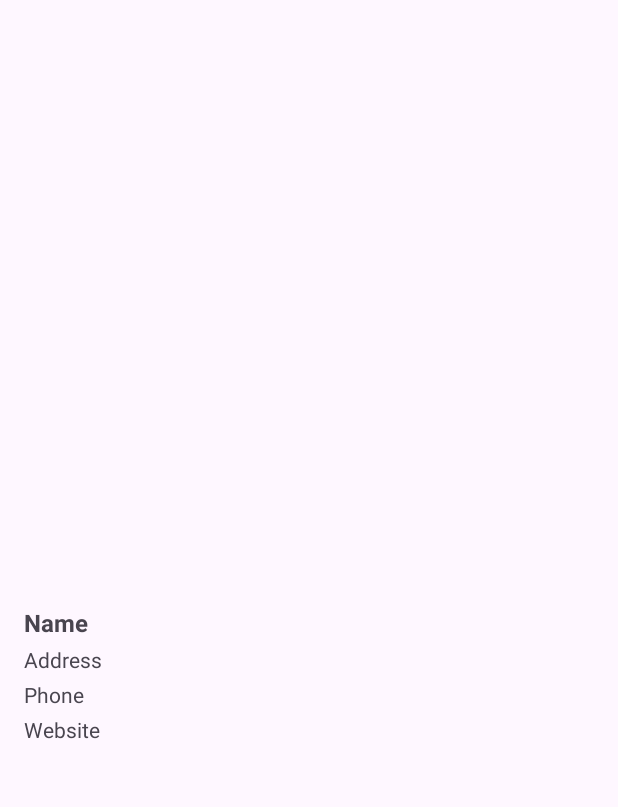
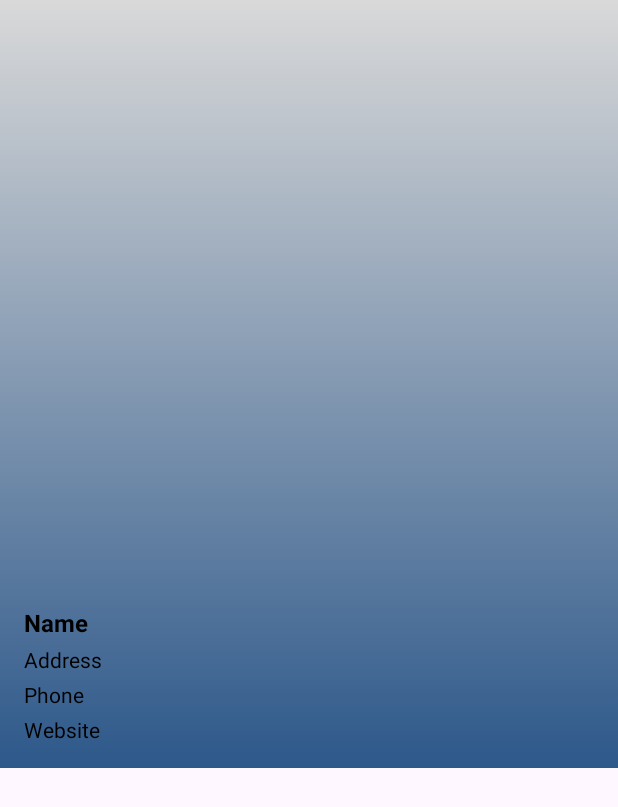
Before and after one commit to immonica/TravelApp, an Android app: the layout place_details_dialog.xml on its own in the app's theme, with its tools: preview values and no code run, on a phone screen of 412 x 824 dp. Shown: the top 807 px of the screen. Run offline under Robolectric (Android 15) with nearby library versions, the phone set to English and light mode, and no system bars.

Commit message:
New Popup dialog for a New trip

```diff
--- a/app/src/main/res/layout/place_details_dialog.xml
+++ b/app/src/main/res/layout/place_details_dialog.xml
@@ -4,6 +4,7 @@
     android:layout_width="match_parent"
     android:layout_height="wrap_content"
     android:orientation="vertical"
+    android:background="@drawable/gradient_background_popup"
     android:padding="16dp">
 
     <!-- Image View for Photo -->
@@ -22,6 +23,7 @@
         android:layout_height="wrap_content"
         android:layout_marginTop="8dp"
         android:text="Name"
+        android:textColor="@color/black"
         android:textSize="16sp"
         android:textStyle="bold" />
 
@@ -30,20 +32,23 @@
         android:layout_width="match_parent"
         android:layout_height="wrap_content"
         android:layout_marginTop="4dp"
-        android:text="Address" />
+        android:text="Address"
+        android:textColor="@color/black"/>
 
     <TextView
         android:id="@+id/place_phone_text_view"
         android:layout_width="match_parent"
         android:layout_height="wrap_content"
         android:layout_marginTop="4dp"
-        android:text="Phone" />
+        android:text="Phone"
+        android:textColor="@color/black"/>
 
     <TextView
         android:id="@+id/place_website_text_view"
         android:layout_width="match_parent"
         android:layout_height="wrap_content"
         android:layout_marginTop="4dp"
-        android:text="Website" />
+        android:text="Website"
+        android:textColor="@color/black"/>
 
 </LinearLayout>
```
Also changed, not shown: app/src/main/java/com/example/travelapp/MainActivity.java (+1 -6 lines), app/src/main/java/fragments/HomeFragment.java (+56 -2 lines), app/src/main/res/layout/popup_layout.xml (added, +39 -0 lines).
